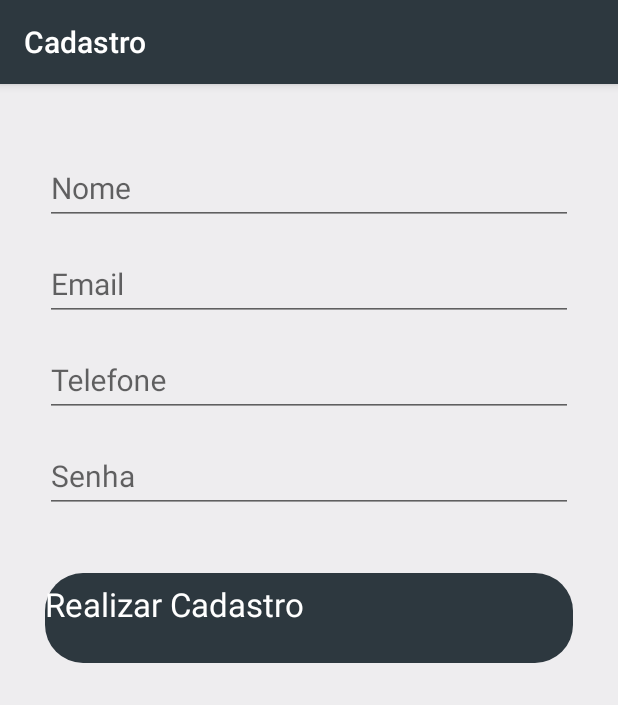
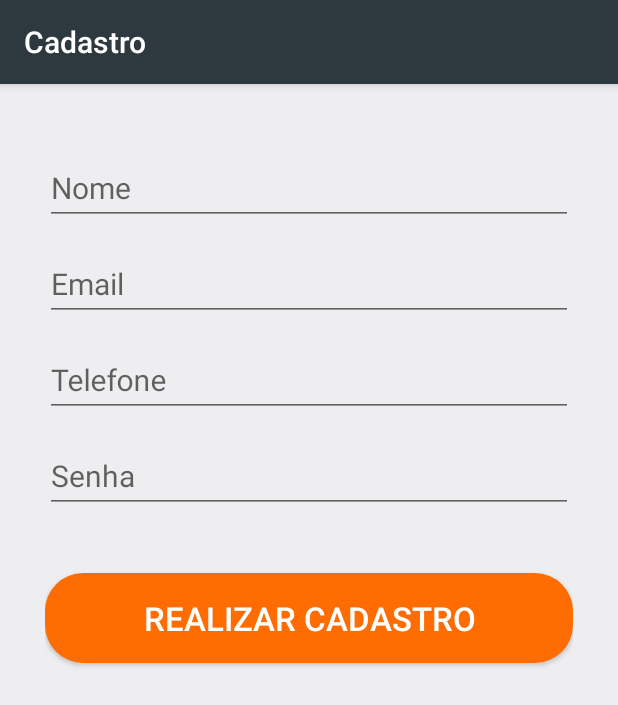
Before and after one commit to gildardmhn/DespesasAppAndroid, an Android app: the CadastroActivity screen opened directly, with no data from a screen before it, on a phone screen of 412 x 824 dp. Shown: the top 705 px of the screen. Run offline under Robolectric (Android 15) with nearby library versions, the phone set to English and light mode, and no system bars.

Commit message:
Usuário e navegação

```diff
--- a/app/build.gradle
+++ b/app/build.gradle
@@ -28,8 +28,8 @@ dependencies {
     implementation "androidx.room:room-runtime:$room_version"
     annotationProcessor "androidx.room:room-compiler:$room_version"
 
-    // implementation 'com.android.support:design:28.0.0'
-    // implementation 'com.android.support:appcompat-v7:28.0.0'
+    implementation 'com.android.support:design:28.0.0'
+    implementation 'com.android.support:appcompat-v7:28.0.0'
 
     implementation fileTree(dir: 'libs', include: ['*.jar'])
     implementation 'androidx.appcompat:appcompat:1.1.0-alpha05'
--- a/app/src/main/AndroidManifest.xml
+++ b/app/src/main/AndroidManifest.xml
@@ -9,8 +9,6 @@
         android:roundIcon="@mipmap/ic_launcher_round"
         android:supportsRtl="true"
         android:theme="@style/AppTheme">
-        <activity android:name=".CadastroActivity" />
-        <activity android:name=".LoginActivity" />
         <activity
             android:name=".MainActivity"
             android:launchMode="singleTop">
@@ -29,6 +27,8 @@
         <activity
             android:name=".AddEditDespesaActivity"
             android:parentActivityName=".MainActivity" />
+        <activity android:name=".CadastroActivity" />
+        <activity android:name=".LoginActivity" />
     </application>
 
 </manifest>
--- a/app/src/main/java/com/codinginflow/despesas/CadastroActivity.java
+++ b/app/src/main/java/com/codinginflow/despesas/CadastroActivity.java
@@ -2,7 +2,9 @@ package com.codinginflow.despesas;
 
 import androidx.appcompat.app.AppCompatActivity;
 
+import android.content.Intent;
 import android.os.Bundle;
+import android.view.View;
 
 public class CadastroActivity extends AppCompatActivity {
 
@@ -10,6 +12,11 @@ public class CadastroActivity extends AppCompatActivity {
     protected void onCreate(Bundle savedInstanceState) {
         super.onCreate(savedInstanceState);
         setContentView(R.layout.activity_cadastro);
-        getSupportActionBar().setTitle("Cadastro");
+        setTitle("Cadastro");
+    }
+
+    public void btnLogin(View view) {
+        startActivity(new Intent(getApplicationContext(), LoginActivity.class));
+        finish();
     }
 }
--- a/app/src/main/java/com/codinginflow/despesas/EstabelecimentoActivity.java
+++ b/app/src/main/java/com/codinginflow/despesas/EstabelecimentoActivity.java
@@ -86,7 +86,7 @@ public class EstabelecimentoActivity extends AppCompatActivity {
     protected void onActivityResult(int requestCode, int resultCode, @Nullable Intent data) {
         super.onActivityResult(requestCode, resultCode, data);
 
-        if(requestCode == ADD_ESTABELECIMENTO_REQUEST && resultCode == RESULT_OK){
+        if (requestCode == ADD_ESTABELECIMENTO_REQUEST && resultCode == RESULT_OK) {
             String nome = data.getStringExtra(AddEditEstabelecimentoActivity.EXTRA_NOME);
             String endereco = data.getStringExtra(AddEditEstabelecimentoActivity.EXTRA_ENDERECO);
             String telefone = data.getStringExtra(AddEditEstabelecimentoActivity.EXTRA_TELEFONE);
@@ -95,9 +95,9 @@ public class EstabelecimentoActivity extends AppCompatActivity {
             estabelecimentoViewModel.insert(estabelecimento);
             Toast.makeText(this, "Estabelecimento salva com sucesso", Toast.LENGTH_SHORT).show();
 
-        }else if(requestCode == EDIT_ESTABELECIMENTO_REQUEST && resultCode == RESULT_OK){
+        } else if (requestCode == EDIT_ESTABELECIMENTO_REQUEST && resultCode == RESULT_OK) {
             int id = data.getIntExtra(AddEditEstabelecimentoActivity.EXTRA_ID, -1);
-            if(id == - 1){
+            if (id == -1) {
                 Toast.makeText(this, "Estabelecimento não pode ser atualizado", Toast.LENGTH_SHORT).show();
                 return;
             }
--- a/app/src/main/java/com/codinginflow/despesas/MainActivity.java
+++ b/app/src/main/java/com/codinginflow/despesas/MainActivity.java
@@ -30,6 +30,8 @@ public class MainActivity extends AppCompatActivity {
     protected void onCreate(Bundle savedInstanceState) {
         super.onCreate(savedInstanceState);
         setContentView(R.layout.activity_main);
+
+        // startActivity(new Intent(getApplicationContext(), LoginActivity.class));
 
         FloatingActionButton buttonAddDespesa = findViewById(R.id.button_add_despesa);
         buttonAddDespesa.setOnClickListener(new View.OnClickListener() {
@@ -99,7 +101,7 @@ public class MainActivity extends AppCompatActivity {
         } else if (requestCode == EDIT_DESPESA_REQUEST && resultCode == RESULT_OK) {
 
             int id = data.getIntExtra(AddEditDespesaActivity.EXTRA_ID, -1);
-            if(id == - 1){
+            if (id == -1) {
                 Toast.makeText(this, "Despesa não pode ser atualizada", Toast.LENGTH_SHORT).show();
                 return;
             }
@@ -136,6 +138,8 @@ public class MainActivity extends AppCompatActivity {
                 return true;*/
             case R.id.estabelecimento_menu:
                 startActivity(new Intent(getApplicationContext(), EstabelecimentoActivity.class));
+            case R.id.sair_menu:
+                startActivity(new Intent(getApplicationContext(), LoginActivity.class));
             default:
                 return super.onOptionsItemSelected(item);
         }
--- a/app/src/main/res/layout/activity_cadastro.xml
+++ b/app/src/main/res/layout/activity_cadastro.xml
@@ -4,74 +4,79 @@
     xmlns:tools="http://schemas.android.com/tools"
     android:layout_width="match_parent"
     android:layout_height="match_parent"
+    android:background="@color/background"
     android:orientation="vertical"
     android:padding="30dp"
-    android:background="@color/background"
     tools:context=".CadastroActivity">
 
     <com.google.android.material.textfield.TextInputLayout
         android:layout_width="match_parent"
         android:layout_height="wrap_content"
+        android:layout_marginTop="5dp"
         android:focusable="true"
-        android:focusableInTouchMode="true"
-        android:layout_marginTop="5dp">
+        android:focusableInTouchMode="true">
+
         <com.google.android.material.textfield.TextInputEditText
             android:layout_width="match_parent"
             android:layout_height="wrap_content"
+            android:ems="10"
             android:hint="Nome"
-            android:ems="10"
-            android:textSize="20sp"/>
+            android:textSize="20sp" />
     </com.google.android.material.textfield.TextInputLayout>
 
     <com.google.android.material.textfield.TextInputLayout
         android:layout_width="match_parent"
         android:layout_height="wrap_content"
+        android:layout_marginTop="5dp"
         android:focusable="true"
-        android:focusableInTouchMode="true"
-        android:layout_marginTop="5dp">
+        android:focusableInTouchMode="true">
+
         <com.google.android.material.textfield.TextInputEditText
             android:layout_width="match_parent"
             android:layout_height="wrap_content"
+            android:ems="10"
             android:hint="Email"
-            android:ems="10"
-            android:textSize="20sp"/>
+            android:textSize="20sp" />
     </com.google.android.material.textfield.TextInputLayout>
 
     <com.google.android.material.textfield.TextInputLayout
         android:layout_width="match_parent"
         android:layout_height="wrap_content"
+        android:layout_marginTop="5dp"
         android:focusable="true"
-        android:focusableInTouchMode="true"
-        android:layout_marginTop="5dp">
+        android:focusableInTouchMode="true">
+
         <com.google.android.material.textfield.TextInputEditText
             android:layout_width="match_parent"
             android:layout_height="wrap_content"
+            android:ems="10"
             android:hint="Telefone"
-            android:ems="10"
-            android:textSize="20sp"/>
+            android:textSize="20sp" />
     </com.google.android.material.textfield.TextInputLayout>
 
     <com.google.android.material.textfield.TextInputLayout
         android:layout_width="match_parent"
         android:layout_height="wrap_content"
+        android:layout_marginTop="5dp"
         android:focusable="true"
-        android:focusableInTouchMode="true"
-        android:layout_marginTop="5dp">
+        android:focusableInTouchMode="true">
+
         <com.google.android.material.textfield.TextInputEditText
             android:layout_width="match_parent"
             android:layout_height="wrap_content"
+            android:ems="10"
             android:hint="Senha"
-            android:ems="10"
-            android:textSize="20sp"/>
+            android:textSize="20sp" />
     </com.google.android.material.textfield.TextInputLayout>
 
-    <com.google.android.material.button.MaterialButton
+    <Button
         android:layout_width="match_parent"
         android:layout_height="60dp"
         android:layout_marginTop="40dp"
+        android:background="@drawable/button_rounded"
+        android:onClick="btnLogin"
         android:text="Realizar Cadastro"
-        android:textSize="22sp"
         android:textColor="#FFF"
-        android:background="@drawable/button_rounded"/>
+        android:textSize="22sp" />
 
 </LinearLayout>
--- a/app/src/main/res/menu/main_menu.xml
+++ b/app/src/main/res/menu/main_menu.xml
@@ -9,4 +9,7 @@
     <item
         android:id="@+id/estabelecimento_menu"
         android:title="Estabelecimentos"/>
+    <item
+        android:id="@+id/sair_menu"
+        android:title="Sair"/>
 </menu>
```
Also changed, not shown: app/src/main/java/com/codinginflow/despesas/LoginActivity.java (+12 -1 lines), app/src/main/java/com/codinginflow/despesas/Usuario.java (added, +47 -0 lines), app/src/main/java/com/codinginflow/despesas/UsuarioDao.java (added, +28 -0 lines), app/src/main/res/layout/activity_login.xml (+14 -11 lines).
